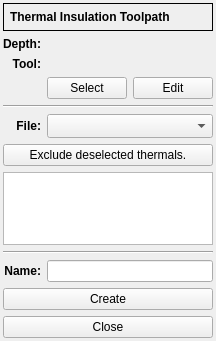
XRay3D/GERBER_X3, file G2G/forms/thermal/thermalform.ui: the form before one commit.
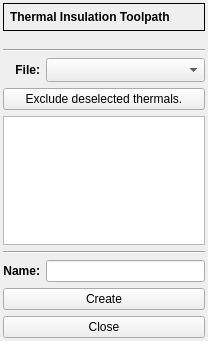
The form after the commit. Custom widgets are drawn as their Qt base class.

Commit message: refactoring settings.cpp and toolpath forms

Diff of the .ui file:
```diff
--- a/G2G/forms/thermal/thermalform.ui
+++ b/G2G/forms/thermal/thermalform.ui
@@ -29,33 +29,69 @@
    <property name="bottomMargin">
     <number>3</number>
    </property>
-   <item row="6" column="0" colspan="2">
-    <widget class="QPushButton" name="pbExclude">
-     <property name="text">
-      <string>Exclude deselected thermals.</string>
-     </property>
-    </widget>
-   </item>
-   <item row="7" column="0" colspan="2">
-    <widget class="QTreeView" name="treeView">
-     <property name="alternatingRowColors">
-      <bool>true</bool>
-     </property>
-     <property name="selectionMode">
-      <enum>QAbstractItemView::MultiSelection</enum>
-     </property>
-     <property name="selectionBehavior">
-      <enum>QAbstractItemView::SelectRows</enum>
-     </property>
-    </widget>
-   </item>
-   <item row="10" column="0" colspan="2">
+   <item row="9" column="0" colspan="2">
     <widget class="QPushButton" name="pbCreate">
      <property name="text">
       <string>Create</string>
      </property>
     </widget>
    </item>
+   <item row="10" column="0" colspan="2">
+    <widget class="QPushButton" name="pbClose">
+     <property name="text">
+      <string>Close</string>
+     </property>
+    </widget>
+   </item>
+   <item row="1" column="0" colspan="2">
+    <widget class="DepthForm" name="dsbxDepth" native="true"/>
+   </item>
+   <item row="7" column="0" colspan="2">
+    <widget class="Line" name="line">
+     <property name="orientation">
+      <enum>Qt::Horizontal</enum>
+     </property>
+    </widget>
+   </item>
+   <item row="4" column="0">
+    <widget class="QLabel" name="label_4">
+     <property name="font">
+      <font>
+       <weight>75</weight>
+       <bold>true</bold>
+      </font>
+     </property>
+     <property name="text">
+      <string>File:</string>
+     </property>
+     <property name="alignment">
+      <set>Qt::AlignRight|Qt::AlignTrailing|Qt::AlignVCenter</set>
+     </property>
+    </widget>
+   </item>
+   <item row="8" column="0">
+    <widget class="QLabel" name="label_6">
+     <property name="font">
+      <font>
+       <weight>75</weight>
+       <bold>true</bold>
+      </font>
+     </property>
+     <property name="text">
+      <string>Name:</string>
+     </property>
+     <property name="alignment">
+      <set>Qt::AlignRight|Qt::AlignTrailing|Qt::AlignVCenter</set>
+     </property>
+    </widget>
+   </item>
+   <item row="4" column="1">
+    <widget class="QComboBox" name="cbxFile">
+     <property name="sizeAdjustPolicy">
+      <enum>QComboBox::AdjustToMinimumContentsLengthWithIcon</enum>
+     </property>
+    </widget>
+   </item>
    <item row="0" column="0" colspan="2">
     <widget class="QFrame" name="frame">
      <property name="sizePolicy">
@@ -99,68 +135,7 @@
      </layout>
     </widget>
    </item>
-   <item row="5" column="0">
-    <widget class="QLabel" name="label_4">
-     <property name="font">
-      <font>
-       <weight>75</weight>
-       <bold>true</bold>
-      </font>
-     </property>
-     <property name="text">
-      <string>File:</string>
-     </property>
-     <property name="alignment">
-      <set>Qt::AlignRight|Qt::AlignTrailing|Qt::AlignVCenter</set>
-     </property>
-    </widget>
-   </item>
-   <item row="1" column="0">
-    <widget class="QLabel" name="label_2">
-     <property name="sizePolicy">
-      <sizepolicy hsizetype="Preferred" vsizetype="Preferred">
-       <horstretch>0</horstretch>
-       <verstretch>0</verstretch>
-      </sizepolicy>
-     </property>
-     <property name="font">
-      <font>
-       <weight>75</weight>
-       <bold>true</bold>
-      </font>
-     </property>
-     <property name="text">
-      <string>Depth:</string>
-     </property>
-     <property name="alignment">
-      <set>Qt::AlignRight|Qt::AlignTrailing|Qt::AlignVCenter</set>
-     </property>
-    </widget>
-   </item>
-   <item row="9" column="0">
-    <widget class="QLabel" name="label_6">
-     <property name="font">
-      <font>
-       <weight>75</weight>
-       <bold>true</bold>
-      </font>
-     </property>
-     <property name="text">
-      <string>Name:</string>
-     </property>
-     <property name="alignment">
-      <set>Qt::AlignRight|Qt::AlignTrailing|Qt::AlignVCenter</set>
-     </property>
-    </widget>
-   </item>
-   <item row="5" column="1">
-    <widget class="QComboBox" name="cbxFile">
-     <property name="sizeAdjustPolicy">
-      <enum>QComboBox::AdjustToMinimumContentsLengthWithIcon</enum>
-     </property>
-    </widget>
-   </item>
-   <item row="9" column="1">
+   <item row="8" column="1">
     <widget class="QLineEdit" name="leName">
      <property name="sizePolicy">
       <sizepolicy hsizetype="Expanding" vsizetype="Fixed">
@@ -170,66 +145,35 @@
      </property>
     </widget>
    </item>
-   <item row="1" column="1">
-    <widget class="DepthForm" name="dsbxDepth" native="true"/>
-   </item>
-   <item row="2" column="0">
-    <widget class="QLabel" name="label_3">
-     <property name="font">
-      <font>
-       <weight>75</weight>
-       <bold>true</bold>
-      </font>
-     </property>
+   <item row="5" column="0" colspan="2">
+    <widget class="QPushButton" name="pbExclude">
      <property name="text">
-      <string>Tool:</string>
+      <string>Exclude deselected thermals.</string>
      </property>
-     <property name="alignment">
-      <set>Qt::AlignRight|Qt::AlignTrailing|Qt::AlignVCenter</set>
-     </property>
     </widget>
    </item>
-   <item row="3" column="1">
-    <layout class="QHBoxLayout" name="horizontalLayout">
-     <item>
-      <widget class="QPushButton" name="pbSelect">
-       <property name="text">
-        <string>Select</string>
-       </property>
-      </widget>
-     </item>
-     <item>
-      <widget class="QPushButton" name="pbEdit">
-       <property name="text">
-        <string>Edit</string>
-       </property>
-      </widget>
-     </item>
-    </layout>
-   </item>
-   <item row="11" column="0" colspan="2">
-    <widget class="QPushButton" name="pbClose">
-     <property name="text">
-      <string>Close</string>
-     </property>
-    </widget>
-   </item>
-   <item row="8" column="0" colspan="2">
-    <widget class="Line" name="line">
-     <property name="orientation">
-      <enum>Qt::Horizontal</enum>
-     </property>
-    </widget>
-   </item>
-   <item row="4" column="0" colspan="2">
+   <item row="3" column="0" colspan="2">
     <widget class="Line" name="line_2">
      <property name="orientation">
       <enum>Qt::Horizontal</enum>
      </property>
     </widget>
    </item>
-   <item row="2" column="1">
-    <widget class="ToolName" name="toolName" native="true"/>
+   <item row="6" column="0" colspan="2">
+    <widget class="QTreeView" name="treeView">
+     <property name="alternatingRowColors">
+      <bool>true</bool>
+     </property>
+     <property name="selectionMode">
+      <enum>QAbstractItemView::MultiSelection</enum>
+     </property>
+     <property name="selectionBehavior">
+      <enum>QAbstractItemView::SelectRows</enum>
+     </property>
+    </widget>
+   </item>
+   <item row="2" column="0" colspan="2">
+    <widget class="ToolSelectorForm" name="toolSelector" native="true"/>
    </item>
   </layout>
  </widget>
@@ -237,13 +181,13 @@
   <customwidget>
    <class>DepthForm</class>
    <extends>QWidget</extends>
-   <header>forms/depthform.h</header>
+   <header location="global">depthform.h</header>
    <container>1</container>
   </customwidget>
   <customwidget>
-   <class>ToolName</class>
+   <class>ToolSelectorForm</class>
    <extends>QWidget</extends>
-   <header>forms/toolname.h</header>
+   <header location="global">toolselectorform.h</header>
    <container>1</container>
   </customwidget>
  </customwidgets>
```
The commit also changes 54 other files.
